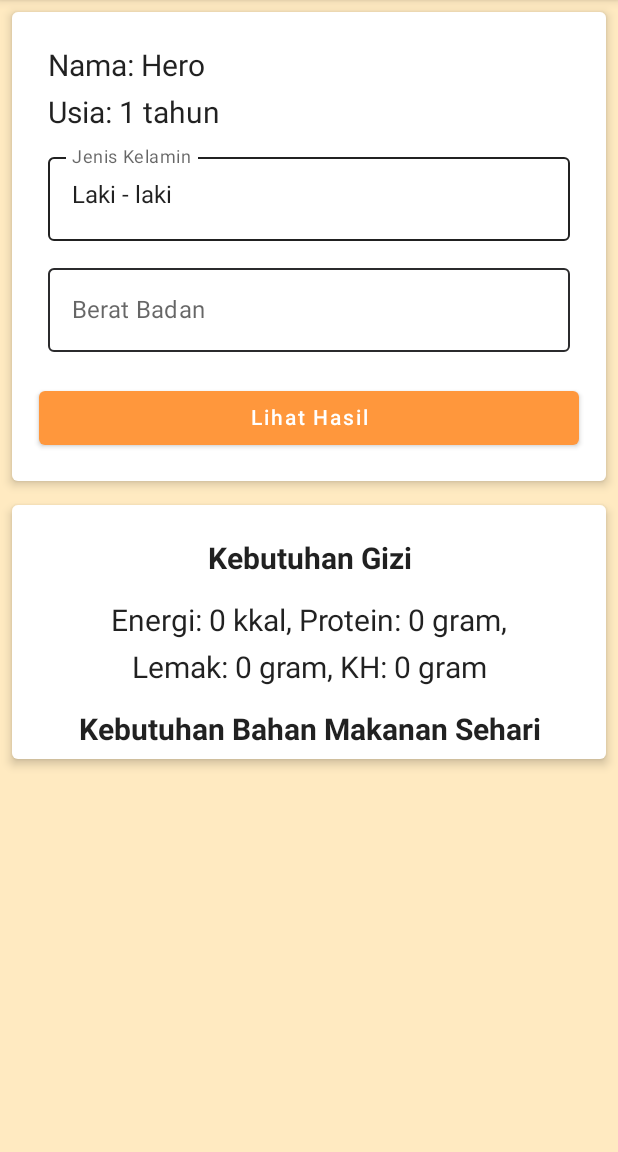
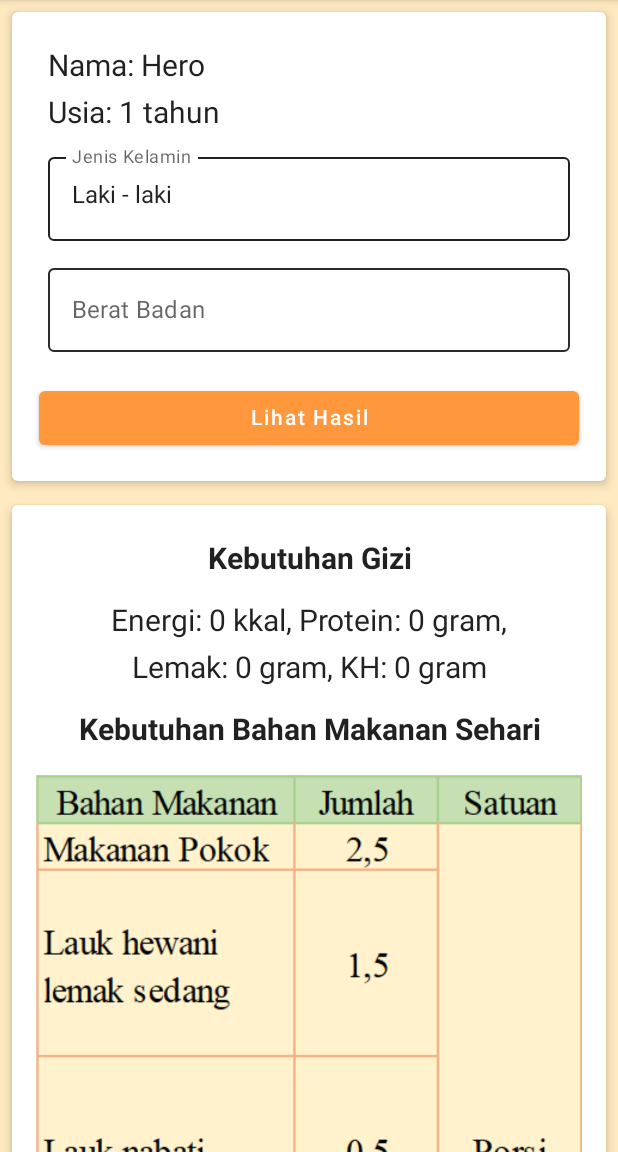
Before and after one commit to Fatimazza/Pedionutricare, an Android app built with Jetpack Compose: the DailyNeedsActivity screen opened directly, with no data from a screen before it, on a phone screen of 412 x 824 dp, the part 84-1236 px from its top. Run offline under Robolectric (Android 15) with nearby library versions, the phone set to English and light mode, and no system bars; our stand-ins replace accompanist.

Commit message:
Daily - Add food needs Image

```diff
--- a/app/src/main/java/xyz/codingwithza/pedionutricare/DailyNeedsActivity.kt
+++ b/app/src/main/java/xyz/codingwithza/pedionutricare/DailyNeedsActivity.kt
@@ -7,6 +7,7 @@ import android.os.Bundle
 import android.widget.Toast
 import androidx.activity.ComponentActivity
 import androidx.activity.compose.setContent
+import androidx.compose.foundation.Image
 import androidx.compose.foundation.background
 import androidx.compose.foundation.clickable
 import androidx.compose.foundation.layout.*
@@ -16,7 +17,9 @@ import androidx.compose.material.*
 import androidx.compose.runtime.*
 import androidx.compose.ui.Alignment
 import androidx.compose.ui.Modifier
+import androidx.compose.ui.layout.ContentScale
 import androidx.compose.ui.platform.LocalContext
+import androidx.compose.ui.res.painterResource
 import androidx.compose.ui.res.stringResource
 import androidx.compose.ui.text.font.FontWeight
 import androidx.compose.ui.text.input.KeyboardType
@@ -254,6 +257,19 @@ fun DailyNeeds(
                 fontSize = 20.sp,
                 modifier = modifier.fillMaxWidth(),
             )
+            Spacer(
+                modifier = modifier.height(8.dp)
+            )
+            val painter = painterResource(R.drawable.img_eng_1000)
+            Image(
+                painter = painter,
+                contentDescription = "Daily Food Needs Image",
+                modifier = modifier
+                    .aspectRatio(painter.intrinsicSize.width / painter.intrinsicSize.height)
+                    .fillMaxWidth()
+                    .padding(8.dp, 0.dp),
+                contentScale = ContentScale.Fit
+            )
         }
     }
 }
```
